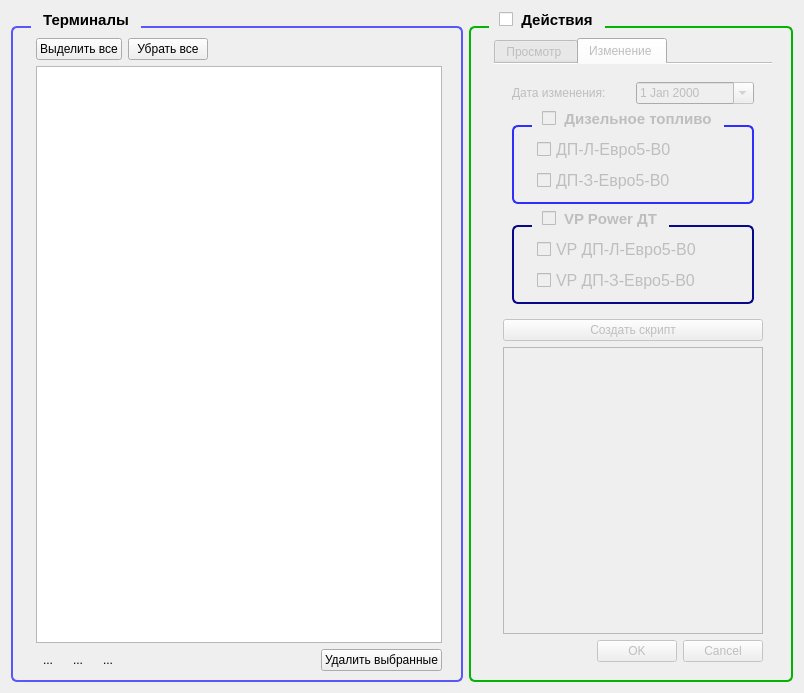
This is FuelNameDialog/fuelnamedialog.ui in rust3128/iMpos as Qt 5 draws it before an edit. The edited form follows.
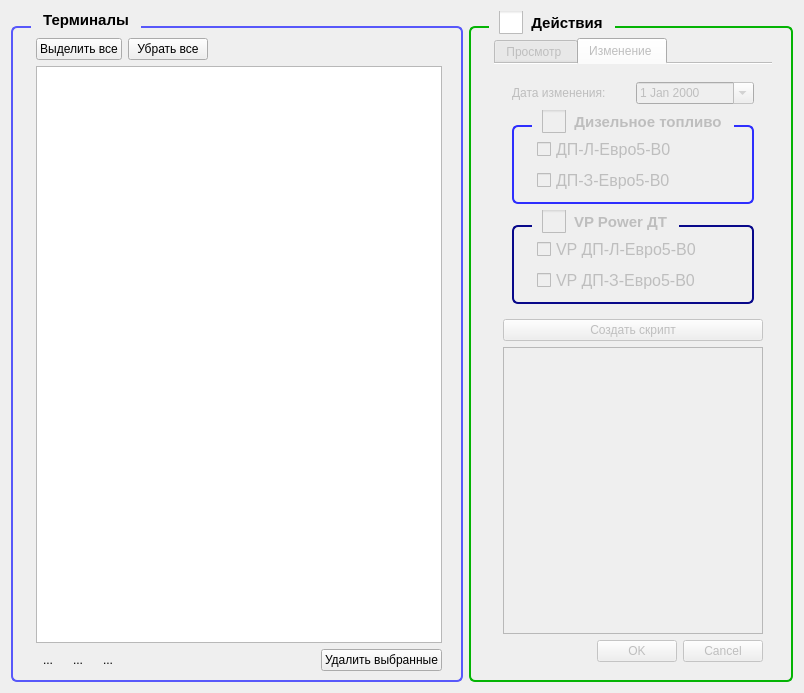
This is the edited form. The open tabs and pages were chosen to show the change. Icons and pictures are not drawn.

What changed in the file:
```diff
--- a/FuelNameDialog/fuelnamedialog.ui
+++ b/FuelNameDialog/fuelnamedialog.ui
@@ -232,11 +232,21 @@
                 subcontrol-position: top left;
                 left: 20px;
                 padding: 0 10px;
-                }</string>
+                }
+QGroupBox::indicator { width: 24px; height: 24px; }
+QGroupBox::indicator:unchecked {
+    image: url(:/Image/unchecked-checkbox.png);
+}
+QGroupBox::indicator:checked {
+    image: url(:/Image/checked-checkbox.png);
+}</string>
      </property>
      <property name="title">
       <string>Действия</string>
      </property>
+     <property name="flat">
+      <bool>false</bool>
+     </property>
      <property name="checkable">
       <bool>true</bool>
      </property>
```
Left out of the diff: 42 changed lines with no effect on the pictures.
